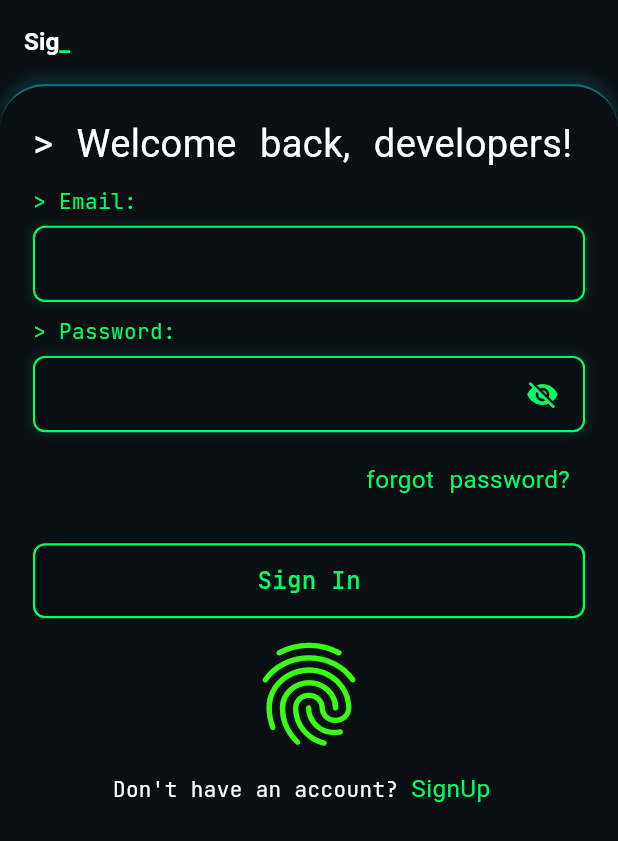
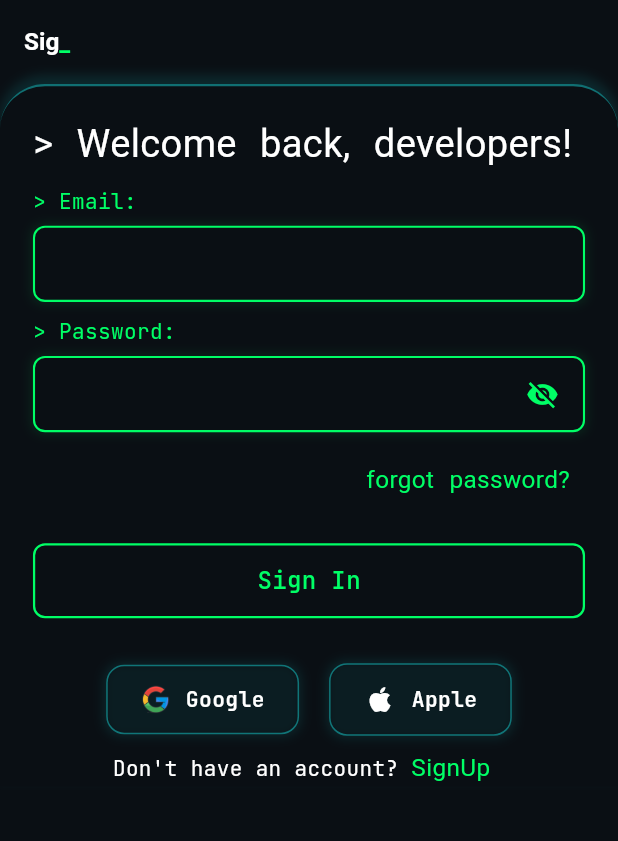
Before and after one commit to devmr007/dev_bank, a Flutter app: the screen it shows after launch, on a phone screen of 412 x 824 dp. Shown: the top 841 px of the screen. Run offline on Flutter 3.47's test engine with Material 3 defaults, Android fonts, the phone set to English and light mode, and no system bars; our stand-ins replace flutter_screenutil, gap, get, google_fonts, pinput.

Commit message:
add google and apple login button to it

```diff
--- a/lib/features/auth/presentation/screen/sign_in.dart
+++ b/lib/features/auth/presentation/screen/sign_in.dart
@@ -137,13 +137,102 @@ class SignIn extends StatelessWidget {
                   },
                 ),
                 Gap(10),
-                Center(
-                  child: Icon(
-                    Icons.fingerprint_outlined,
-                    size: MediaQuery.of(context).size.width * 0.2,
-                    color: AppColors.neonGreen,
-                  ),
+                Gap(20),
+
+                Row(
+                  mainAxisAlignment: MainAxisAlignment.center,
+                  children: [
+                    // GOOGLE LOGIN BUTTON
+                    InkWell(
+                      onTap: () {
+                        // controller.signInWithGoogle();
+                      },
+                      child: Container(
+                        padding: EdgeInsets.symmetric(
+                          horizontal: 20.w,
+                          vertical: 12.h,
+                        ),
+                        decoration: BoxDecoration(
+                          color: AppColors.terminalBG.withOpacity(0.4),
+                          borderRadius: BorderRadius.circular(12),
+                          border: Border.all(
+                            color: Colors.cyanAccent.withOpacity(0.4),
+                          ),
+                          boxShadow: [
+                            BoxShadow(
+                              color: Colors.cyanAccent.withOpacity(0.1),
+                              blurRadius: 6,
+                              spreadRadius: 1,
+                            ),
+                          ],
+                        ),
+                        child: Row(
+                          children: [
+                            Image.asset(
+                              'lib/assets/logo/googlelogo.png',
+                              width: 20,
+                              height: 20,
+                            ),
+
+                            Gap(10),
+                            Text(
+                              "Google",
+                              style: TextStyle(
+                                color: Colors.white,
+                                fontSize: 14.sp,
+                                fontWeight: FontWeight.w600,
+                              ),
+                            ),
+                          ],
+                        ),
+                      ),
+                    ),
+
+                    Gap(20),
+
+                    // APPLE LOGIN BUTTON
+                    InkWell(
+                      onTap: () {
+                        // controller.signInWithApple();
+                      },
+                      child: Container(
+                        padding: EdgeInsets.symmetric(
+                          horizontal: 20.w,
+                          vertical: 12.h,
+                        ),
+                        decoration: BoxDecoration(
+                          color: AppColors.terminalBG.withOpacity(0.4),
+                          borderRadius: BorderRadius.circular(12),
+                          border: Border.all(
+                            color: Colors.cyanAccent.withOpacity(0.4),
+                          ),
+                          boxShadow: [
+                            BoxShadow(
+                              color: Colors.cyanAccent.withOpacity(0.1),
+                              blurRadius: 6,
+                              spreadRadius: 1,
+                            ),
+                          ],
+                        ),
+                        child: Row(
+                          children: [
+                            Icon(Icons.apple, color: Colors.white, size: 22),
+                            Gap(10),
+                            Text(
+                              "Apple",
+                              style: TextStyle(
+                                color: Colors.white,
+                                fontSize: 14.sp,
+                                fontWeight: FontWeight.w600,
+                              ),
+                            ),
+                          ],
+                        ),
+                      ),
+                    ),
+                  ],
                 ),
+
                 Gap(10),
                 Row(
                   mainAxisAlignment: MainAxisAlignment.center,
--- a/pubspec.yaml
+++ b/pubspec.yaml
@@ -66,7 +66,8 @@ flutter:
   uses-material-design: true
 
   # To add assets to your application, add an assets section, like this:
-  # assets:
+  assets:
+    - lib/assets/logo/
   #   - images/a_dot_burr.jpeg
   #   - images/a_dot_ham.jpeg
 
```
Also changed, not shown: lib/assets/logo/googlelogo.png (added), 1 other file.
